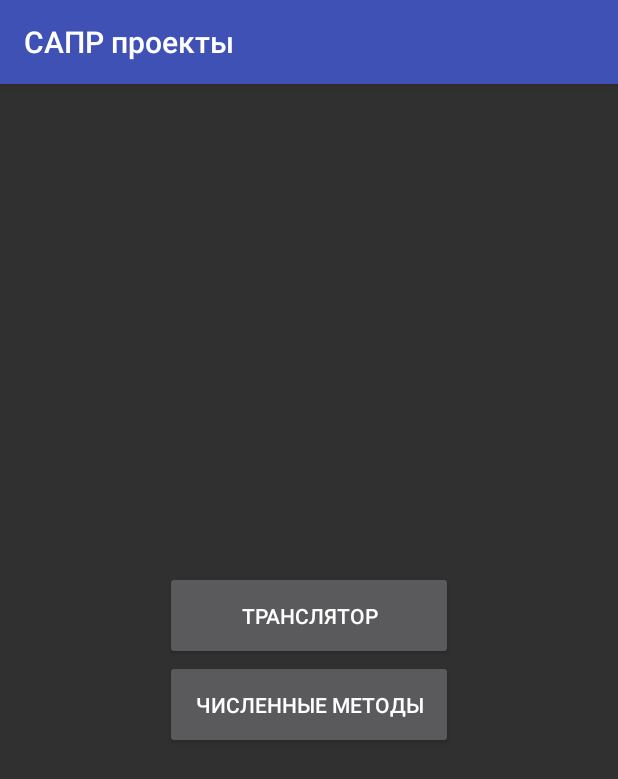
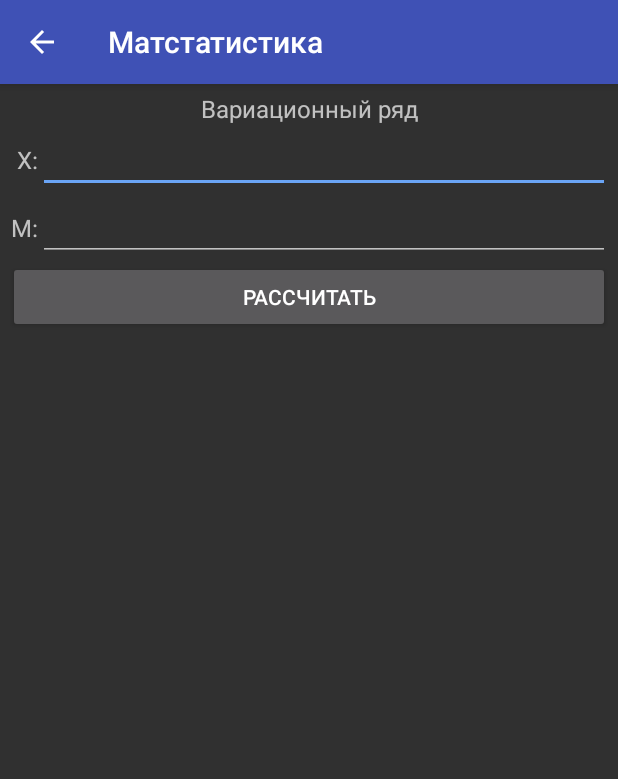
Before and after one commit to didim99/TSTU-new, an Android app: the screen it shows after launch (StartActivity before the commit, MathStatActivity after it), on a phone screen of 412 x 824 dp. Shown: the top 779 px of the screen. Run offline under Robolectric (Android 15) with nearby library versions, the phone set to English and light mode, and no system bars.

Commit message:
+ Added math statistics calculator stub

```diff
--- a/app/src/main/java/ru/didim99/tstu/core/translator/Symbol.java
+++ b/app/src/main/java/ru/didim99/tstu/core/translator/Symbol.java
@@ -23,6 +23,7 @@ public class Symbol {
 
   @Override
   public int hashCode() {
+    // TODO: 05.11.18 Implement custom (?)
     return name.hashCode();
   }
 
--- /dev/null
+++ b/app/src/main/java/ru/didim99/tstu/ui/MathStatActivity.java
@@ -0,0 +1,92 @@
+package ru.didim99.tstu.ui;
+
+import android.os.Bundle;
+import android.support.v7.app.ActionBar;
+import android.widget.Button;
+import android.widget.EditText;
+import android.widget.Toast;
+import ru.didim99.tstu.R;
+import ru.didim99.tstu.core.math.MathStat;
+import ru.didim99.tstu.utils.MyLog;
+
+public class MathStatActivity extends BaseActivity {
+  private static final String LOG_TAG = MyLog.LOG_TAG_BASE + "_StatAct";
+
+  private EditText etX, etF;
+  private Toast toast;
+
+  @Override
+  protected void onCreate(Bundle savedInstanceState) {
+    super.onCreate(savedInstanceState);
+    MyLog.d(LOG_TAG, "MathStatActivity starting...");
+    setContentView(R.layout.act_mathstat);
+
+    setupActionBar();
+    MyLog.d(LOG_TAG, "View components init...");
+    etX = findViewById(R.id.etInputX);
+    etF = findViewById(R.id.etInputF);
+    Button btnGo = findViewById(R.id.btnGo);
+    btnGo.setOnClickListener(v -> compute());
+    toast = Toast.makeText(this, "", Toast.LENGTH_LONG);
+    MyLog.d(LOG_TAG, "View components init completed");
+
+    MyLog.d(LOG_TAG, "MathStatActivity started");
+  }
+
+  private void compute() {
+    MyLog.d(LOG_TAG, "Reading values...");
+    String xStr = etX.getText().toString();
+    String fStr = etF.getText().toString();
+    MathStat stat = new MathStat();
+
+    try {
+      stat.compute(xStr, fStr);
+
+
+
+    } catch (MathStat.ProcessException e) {
+      switch (stat.getErrorCode()) {
+        case MathStat.ErrorCode.EMPTY_X:
+          toast.setText(R.string.errMathStat_emptyX);
+          toast.show();
+          break;
+        case MathStat.ErrorCode.EMPTY_F:
+          toast.setText(R.string.errMathStat_emptyF);
+          toast.show();
+          break;
+        case MathStat.ErrorCode.EMPTY_GROUP:
+          toast.setText(getString(R.string.errMathStat_emptyGroup,
+            stat.getBrokenGroup()));
+          toast.show();
+          break;
+        case MathStat.ErrorCode.GROUPS_NOT_EQUALS:
+          toast.setText(R.string.errMathStat_groupsNotEquals);
+          toast.show();
+          break;
+        case MathStat.ErrorCode.ELEMENTS_NOT_EQUALS:
+          toast.setText(getString(R.string.errMathStat_elementsNotEquals,
+            stat.getBrokenGroup()));
+          toast.show();
+          break;
+        case MathStat.ErrorCode.INCORRECT_FORMAT_X:
+          toast.setText(getString(R.string.errMathStat_incorrectFmtX,
+            stat.getBrokenGroup(), stat.getBrokenValue()));
+          toast.show();
+          break;
+        case MathStat.ErrorCode.INCORRECT_FORMAT_F:
+          toast.setText(getString(R.string.errMathStat_incorrectFmtF,
+            stat.getBrokenGroup(), stat.getBrokenValue()));
+          toast.show();
+          break;
+        case MathStat.ErrorCode.NEGATIVE_F:
+          toast.setText(getString(R.string.errMathStat_negativeF,
+            stat.getBrokenGroup(), stat.getBrokenValue()));
+          toast.show();
+          break;
+      }
+    }
+  }
+
+  @Override
+  protected void onSetupActionBar(ActionBar bar) {}
+}
--- a/app/src/main/java/ru/didim99/tstu/ui/StartActivity.java
+++ b/app/src/main/java/ru/didim99/tstu/ui/StartActivity.java
@@ -4,6 +4,8 @@ import android.content.Intent;
 import android.support.v7.app.AlertDialog;
 import android.support.v7.app.AppCompatActivity;
 import android.os.Bundle;
+
+import ru.didim99.tstu.BuildConfig;
 import ru.didim99.tstu.R;
 import ru.didim99.tstu.TSTU;
 import ru.didim99.tstu.utils.MyLog;
@@ -18,6 +20,8 @@ public class StartActivity extends AppCompatActivity {
 
     findViewById(R.id.startTranslator).setOnClickListener(v ->
       startActivity(new Intent(this, TranslatorActivity.class)));
+    findViewById(R.id.startMathStat).setOnClickListener(v ->
+      startActivity(new Intent(this, MathStatActivity.class)));
     findViewById(R.id.startNumeric).setOnClickListener(v -> selectTypeDialog());
   }
 
--- /dev/null
+++ b/app/src/main/res/layout/act_mathstat.xml
@@ -0,0 +1,67 @@
+<?xml version="1.0" encoding="utf-8"?>
+<RelativeLayout
+  xmlns:android="http://schemas.android.com/apk/res/android"
+  android:layout_width="match_parent"
+  android:layout_height="match_parent"
+  android:layout_margin="@dimen/layoutPadding">
+
+  <TextView
+    android:id="@+id/tvTitle"
+    android:layout_width="match_parent"
+    android:layout_height="wrap_content"
+    android:text="@string/mathStat_inputData"
+    android:textSize="@dimen/textSize_main"
+    android:textAlignment="center"/>
+
+  <TextView
+    android:id="@+id/tvInputX"
+    android:layout_width="20dp"
+    android:layout_height="wrap_content"
+    android:layout_below="@id/tvTitle"
+    android:layout_alignBaseline="@id/etInputX"
+    android:text="@string/mathStat_inputX"
+    android:textSize="@dimen/textSize_main"
+    android:textAlignment="textEnd"
+    android:gravity="end"/>
+
+  <EditText
+    android:id="@+id/etInputX"
+    android:layout_width="wrap_content"
+    android:layout_height="wrap_content"
+    android:layout_below="@id/tvTitle"
+    android:layout_alignParentRight="true"
+    android:layout_alignParentEnd="true"
+    android:layout_toRightOf="@id/tvInputX"
+    android:layout_toEndOf="@id/tvInputX"
+    android:inputType="numberDecimal|numberSigned|phone"/>
+
+  <TextView
+    android:id="@+id/tvInputF"
+    android:layout_width="20dp"
+    android:layout_height="wrap_content"
+    android:layout_below="@id/etInputX"
+    android:layout_alignBaseline="@id/etInputF"
+    android:text="@string/mathStat_inputF"
+    android:textSize="@dimen/textSize_main"
+    android:textAlignment="textEnd"
+    android:gravity="end"/>
+
+  <EditText
+    android:id="@+id/etInputF"
+    android:layout_width="wrap_content"
+    android:layout_height="wrap_content"
+    android:layout_below="@id/etInputX"
+    android:layout_alignParentRight="true"
+    android:layout_alignParentEnd="true"
+    android:layout_toRightOf="@id/tvInputF"
+    android:layout_toEndOf="@id/tvInputF"
+    android:inputType="numberDecimal|numberSigned|phone"/>
+
+  <Button
+    android:id="@+id/btnGo"
+    android:layout_width="match_parent"
+    android:layout_height="wrap_content"
+    android:layout_below="@id/etInputF"
+    android:text="@string/mathStat_go"/>
+
+</RelativeLayout>
--- a/app/src/main/res/values/strings.xml
+++ b/app/src/main/res/values/strings.xml
@@ -3,6 +3,7 @@
   <string name="app_name">САПР проекты</string>
   <string name="startTranslator">Транслятор</string>
   <string name="startNumeric">Численные методы</string>
+  <string name="startMathStat">Матстатистика</string>
   <!-- Generic -->
   <string name="dialogButtonOk">OK</string>
   <string name="buttonStart">Старт</string>
@@ -70,6 +71,20 @@
   <string name="errLexical_invalidStatement">Ошибка лексического анализа в строке %d: Неизвестный символ</string>
   <string name="errSyntax">Ошибка синтаксического анализа в строке %d: %s</string>
   <string name="errSyntaxType">Неизвестный тип синтаксического анализа</string>
+  <string name="errMathStat_emptyX">Не заданы значения X</string>
+  <string name="errMathStat_emptyF">Не заданы значения M</string>
+  <string name="errMathStat_emptyGroup">Группа %d не содержит элементов</string>
+  <string name="errMathStat_groupsNotEquals">Количество групп X и M отличается</string>
+  <string name="errMathStat_elementsNotEquals">Количество элементов X и M отличается (группа %d)</string>
+  <string name="errMathStat_incorrectFmtX">Некорректный формат X (группа %d, значение %d)</string>
+  <string name="errMathStat_incorrectFmtF">Некорректный формат M (группа %d, значение %d)</string>
+  <string name="errMathStat_negativeF">M должно быть положительным (группа %d, значение %d)</string>
+  <!-- MathStat -->
+  <string name="mathStat_inputData">Вариационный ряд</string>
+  <string name="mathStat_inputX">X:</string>
+  <string name="mathStat_inputF">M:</string>
+  <string name="mathStat_inputW">W:</string>
+  <string name="mathStat_go">Рассчитать</string>
   <!-- Содержимое текстовых полей и подписей кнопок (Layout: act_dir_picker) -->
   <string name="actLabel_filePicker">Выбор файла</string>
   <string name="actLabel_dirPicker">Выбор каталога</string>
```
Also changed, not shown: app/src/main/AndroidManifest.xml (+11 -6 lines), app/src/main/java/ru/didim99/tstu/core/math/MathStat.java (added, +168 -0 lines), app/src/main/res/layout/act_start.xml (+7 -0 lines), app/src/main/res/mipmap-hdpi/ic_launcher_stat.png (added), app/src/main/res/mipmap-mdpi/ic_launcher_stat.png (added), app/src/main/res/mipmap-xhdpi/ic_launcher_stat.png (added), app/src/main/res/mipmap-xxhdpi/ic_launcher_stat.png (added), app/src/main/res/mipmap-xxxhdpi/ic_launcher_stat.png (added).
